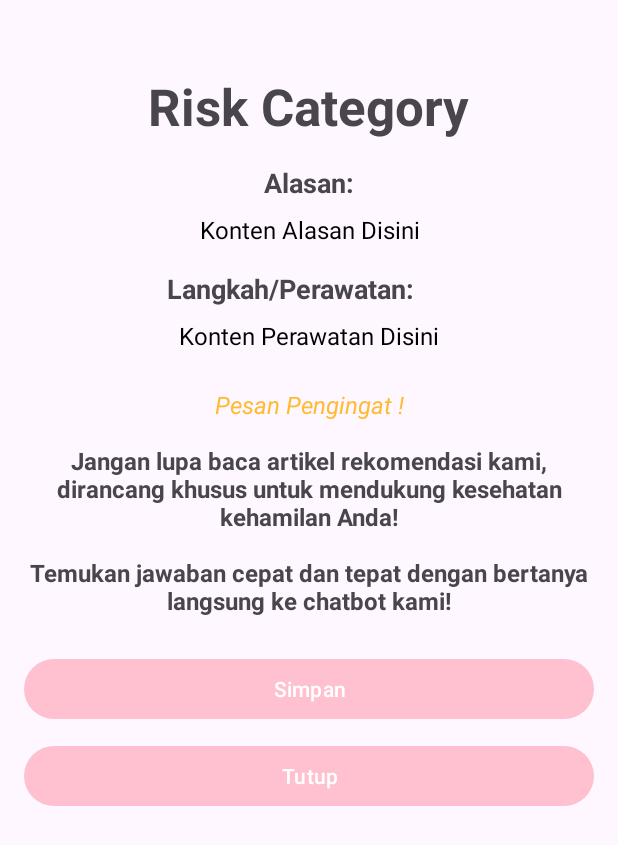
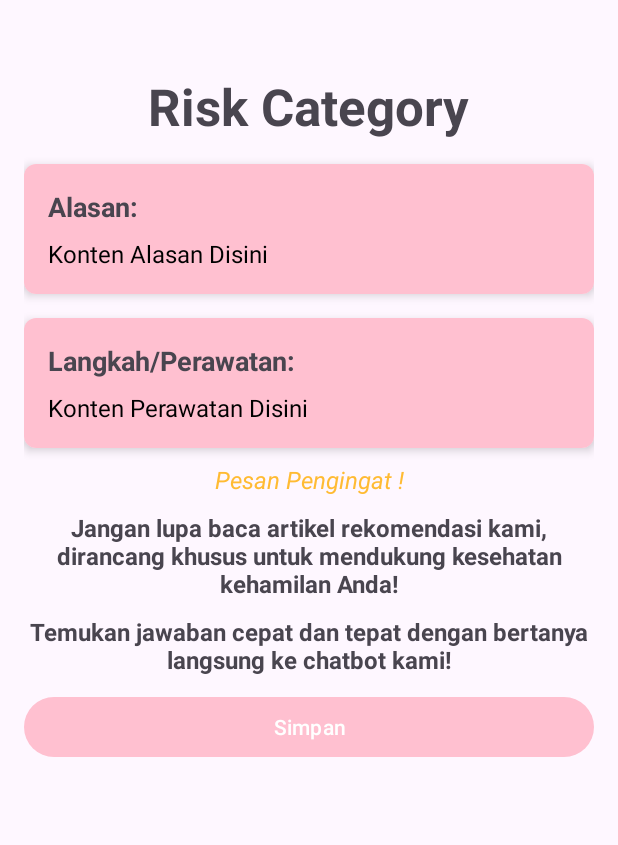
Before and after one commit to BangkitPeduliBumil/mobdev, an Android app: the layout activity_result.xml on its own in the app's theme, with its tools: preview values and no code run, on a phone screen of 412 x 824 dp. Shown: the top 845 px of the screen. Run offline under Robolectric (Android 15) with nearby library versions, the phone set to English and light mode, and no system bars.

Commit message:
fore coffe

```diff
--- a/app/src/main/res/layout/activity_result.xml
+++ b/app/src/main/res/layout/activity_result.xml
@@ -22,32 +22,100 @@
             app:layout_constraintStart_toStartOf="parent"
             app:layout_constraintTop_toTopOf="parent" />
 
-        <Button
-            android:id="@+id/btnSave"
+        <!-- CardView: Alasan -->
+        <androidx.cardview.widget.CardView
+            android:id="@+id/cardAlasan"
             android:layout_width="0dp"
             android:layout_height="wrap_content"
-            android:text="Simpan"
-            android:layout_marginTop="24dp"
+            android:layout_marginTop="16dp"
+            app:cardCornerRadius="8dp"
+            app:cardElevation="4dp"
             app:layout_constraintEnd_toEndOf="parent"
-            app:layout_constraintHorizontal_bias="0.0"
             app:layout_constraintStart_toStartOf="parent"
-            app:layout_constraintTop_toBottomOf="@+id/textView4" />
+            app:layout_constraintTop_toBottomOf="@+id/tvRiskCategory">
 
-        <Button
-            android:id="@+id/btnClose"
+            <LinearLayout
+                android:layout_width="match_parent"
+                android:layout_height="wrap_content"
+                android:background="@color/pink_pastel"
+                android:orientation="vertical"
+                android:padding="16dp">
+
+                <TextView
+                    android:id="@+id/tvAlasanTitle"
+                    android:layout_width="wrap_content"
+                    android:layout_height="wrap_content"
+                    android:text="Alasan:"
+                    android:textSize="18sp"
+                    android:textStyle="bold" />
+
+                <TextView
+                    android:id="@+id/tvAlasanContent"
+                    android:layout_width="match_parent"
+                    android:layout_height="wrap_content"
+                    android:layout_marginTop="8dp"
+                    android:text="Konten Alasan Disini"
+                    android:textColor="@android:color/black"
+                    android:textSize="16sp" />
+            </LinearLayout>
+        </androidx.cardview.widget.CardView>
+
+        <!-- CardView: Langkah/Perawatan -->
+        <androidx.cardview.widget.CardView
+            android:id="@+id/cardLangkah"
             android:layout_width="0dp"
             android:layout_height="wrap_content"
-            android:text="Tutup"
-            android:layout_marginTop="10dp"
+            android:layout_marginTop="16dp"
+            app:cardCornerRadius="8dp"
+            app:cardElevation="4dp"
             app:layout_constraintEnd_toEndOf="parent"
             app:layout_constraintStart_toStartOf="parent"
-            app:layout_constraintTop_toBottomOf="@+id/btnSave" />
+            app:layout_constraintTop_toBottomOf="@+id/cardAlasan">
+
+            <LinearLayout
+                android:layout_width="match_parent"
+                android:layout_height="wrap_content"
+                android:background="@color/pink_pastel"
+                android:orientation="vertical"
+                android:padding="16dp">
+
+                <TextView
+                    android:id="@+id/tvLangkahTitle"
+                    android:layout_width="wrap_content"
+                    android:layout_height="wrap_content"
+                    android:text="Langkah/Perawatan:"
+                    android:textSize="18sp"
+                    android:textStyle="bold" />
+
+                <TextView
+                    android:id="@+id/tvLangkahContent"
+                    android:layout_width="match_parent"
+                    android:layout_height="wrap_content"
+                    android:layout_marginTop="8dp"
+                    android:text="Konten Perawatan Disini"
+                    android:textColor="@android:color/black"
+                    android:textSize="16sp" />
+            </LinearLayout>
+        </androidx.cardview.widget.CardView>
+
+        <TextView
+            android:id="@+id/tvPesanPengingat"
+            android:layout_width="wrap_content"
+            android:layout_height="wrap_content"
+            android:text="Pesan Pengingat !"
+            android:textColor="@android:color/holo_orange_light"
+            android:textSize="16sp"
+            android:layout_marginTop="10dp"
+            android:textStyle="italic"
+            app:layout_constraintEnd_toEndOf="parent"
+            app:layout_constraintStart_toStartOf="parent"
+            app:layout_constraintTop_toBottomOf="@+id/cardLangkah" />
 
         <TextView
             android:id="@+id/textView3"
             android:layout_width="wrap_content"
             android:layout_height="wrap_content"
-            android:layout_marginTop="15dp"
+            android:layout_marginTop="10dp"
             android:inputType="textMultiLine"
             android:text="Jangan lupa baca artikel rekomendasi kami, dirancang khusus untuk mendukung kesehatan kehamilan Anda!"
             android:textAlignment="center"
@@ -55,89 +123,32 @@
             android:textStyle="bold"
             app:layout_constraintEnd_toEndOf="parent"
             app:layout_constraintStart_toStartOf="parent"
-            app:layout_constraintTop_toBottomOf="@+id/textView5" />
+            app:layout_constraintTop_toBottomOf="@+id/tvPesanPengingat" />
 
         <TextView
             android:id="@+id/textView4"
             android:layout_width="wrap_content"
             android:layout_height="wrap_content"
-            android:layout_marginTop="15dp"
             android:inputType="textMultiLine"
             android:text="Temukan jawaban cepat dan tepat dengan bertanya langsung ke chatbot kami!"
             android:textAlignment="center"
             android:textSize="16dp"
             android:textStyle="bold"
+            android:layout_marginTop="10dp"
             app:layout_constraintEnd_toEndOf="parent"
             app:layout_constraintStart_toStartOf="parent"
             app:layout_constraintTop_toBottomOf="@+id/textView3" />
 
-
-        <TextView
-            android:id="@+id/textView5"
-            android:layout_width="wrap_content"
-            android:layout_height="wrap_content"
-            android:text="Pesan Pengingat !"
-            android:textColor="@android:color/holo_orange_light"
-            android:textSize="16sp"
-            android:layout_marginTop="24dp"
-            android:textStyle="italic"
-            app:layout_constraintEnd_toEndOf="parent"
-            app:layout_constraintStart_toStartOf="parent"
-            app:layout_constraintTop_toBottomOf="@+id/tvLangkahContent" />
-
-        <!-- Section Title: Alasan -->
-        <TextView
-            android:id="@+id/tvAlasanTitle"
-            android:layout_width="wrap_content"
-            android:layout_height="wrap_content"
-            android:text="Alasan:"
-            android:layout_marginTop="16dp"
-            android:textSize="18sp"
-            android:textStyle="bold"
-            app:layout_constraintEnd_toEndOf="parent"
-            app:layout_constraintStart_toStartOf="parent"
-            app:layout_constraintTop_toBottomOf="@+id/tvRiskCategory" />
-
-        <TextView
-            android:id="@+id/tvAlasanContent"
+        <Button
+            android:id="@+id/btnSave"
             android:layout_width="0dp"
             android:layout_height="wrap_content"
-            android:text="Konten Alasan Disini"
-            android:textColor="@android:color/black"
-            android:layout_marginTop="8dp"
-            android:textSize="16sp"
-            android:textAlignment="center"
+            android:text="Simpan"
+            android:layout_marginTop="10dp"
             app:layout_constraintEnd_toEndOf="parent"
+            app:layout_constraintHorizontal_bias="0.0"
             app:layout_constraintStart_toStartOf="parent"
-            app:layout_constraintTop_toBottomOf="@+id/tvAlasanTitle" />
-
-        <!-- Section Title: Langkah/Perawatan -->
-        <TextView
-            android:id="@+id/tvLangkahTitle"
-            android:layout_width="wrap_content"
-            android:layout_height="wrap_content"
-            android:text="Langkah/Perawatan:"
-            android:textSize="18sp"
-            android:layout_marginTop="16dp"
-            android:textStyle="bold"
-            app:layout_constraintEnd_toEndOf="parent"
-            app:layout_constraintHorizontal_bias="0.443"
-            app:layout_constraintStart_toStartOf="parent"
-            app:layout_constraintTop_toBottomOf="@+id/tvAlasanContent" />
-        <!-- Langkah Content -->
-        <TextView
-            android:id="@+id/tvLangkahContent"
-            android:layout_width="0dp"
-            android:layout_height="wrap_content"
-            android:layout_marginTop="8dp"
-            android:text="Konten Perawatan Disini"
-            android:textSize="16sp"
-            android:textAlignment="center"
-            android:textColor="@android:color/black"
-            app:layout_constraintEnd_toEndOf="parent"
-            app:layout_constraintStart_toStartOf="parent"
-            app:layout_constraintTop_toBottomOf="@+id/tvLangkahTitle" />
+            app:layout_constraintTop_toBottomOf="@+id/textView4" />
 
     </androidx.constraintlayout.widget.ConstraintLayout>
-
 </ScrollView>
--- a/app/src/main/res/layout/fragment_settings.xml
+++ b/app/src/main/res/layout/fragment_settings.xml
@@ -7,28 +7,51 @@
     android:layout_height="match_parent"
     tools:context=".ui.settings.SettingsFragment">
 
+    <!-- CardView untuk membungkus ImageView -->
+    <androidx.cardview.widget.CardView
+        android:id="@+id/cardViewImage"
+        android:layout_width="0dp"
+        android:layout_height="wrap_content"
+        android:layout_margin="16dp"
+        app:cardCornerRadius="12dp"
+        app:cardElevation="4dp"
+        app:layout_constraintTop_toTopOf="parent"
+        app:layout_constraintStart_toStartOf="parent"
+        app:layout_constraintEnd_toEndOf="parent"
+        app:layout_constraintWidth_percent="0.9">
+
+        <ImageView
+            android:id="@+id/imageView2"
+            android:layout_width="wrap_content"
+            android:layout_height="200dp"
+            android:contentDescription="Banner Settings"
+            android:scaleType="centerCrop"
+            android:src="@drawable/bannner_settingfix" />
+    </androidx.cardview.widget.CardView>
+
+    <!-- Switch -->
     <Switch
         android:id="@+id/switchReminder"
         android:layout_width="match_parent"
         android:layout_height="wrap_content"
         android:text="Aktifkan Pengingat Bulanan"
-        android:layout_marginTop="24dp"
+        android:layout_marginTop="16dp"
         android:paddingLeft="30dp"
         android:textAlignment="center"
-        app:layout_constraintTop_toTopOf="parent"
-        app:layout_constraintBottom_toBottomOf="parent"
+        app:layout_constraintTop_toBottomOf="@id/cardViewImage"
         app:layout_constraintStart_toStartOf="parent"
         app:layout_constraintEnd_toEndOf="parent" />
 
+    <!-- Button -->
     <Button
         android:id="@+id/btnLogout"
         android:layout_width="0dp"
         android:layout_height="wrap_content"
         android:text="@string/logout"
-        android:layout_marginTop="24dp"
+        android:layout_marginTop="16dp"
         app:layout_constraintTop_toBottomOf="@id/switchReminder"
         app:layout_constraintStart_toStartOf="parent"
         app:layout_constraintEnd_toEndOf="parent"
-        app:layout_constraintWidth_percent="0.8"/>
+        app:layout_constraintWidth_percent="0.8" />
 
 </androidx.constraintlayout.widget.ConstraintLayout>
```
Also changed, not shown: 2 other files.
